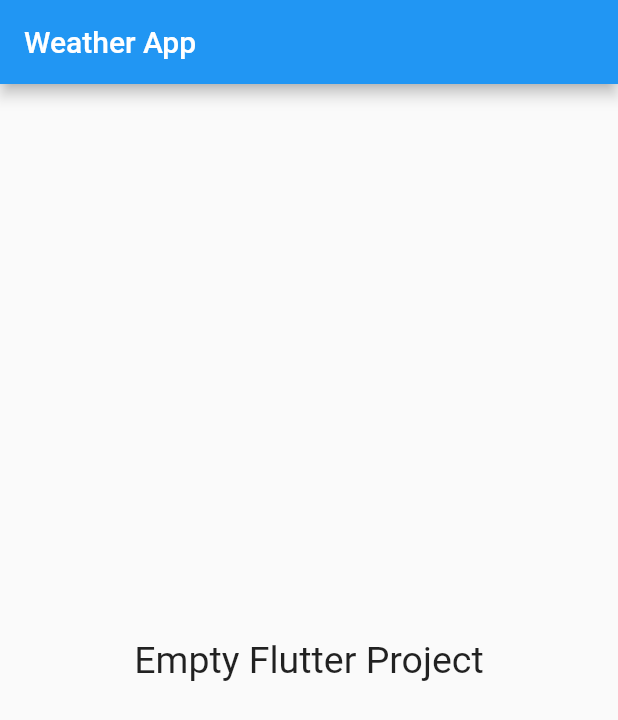
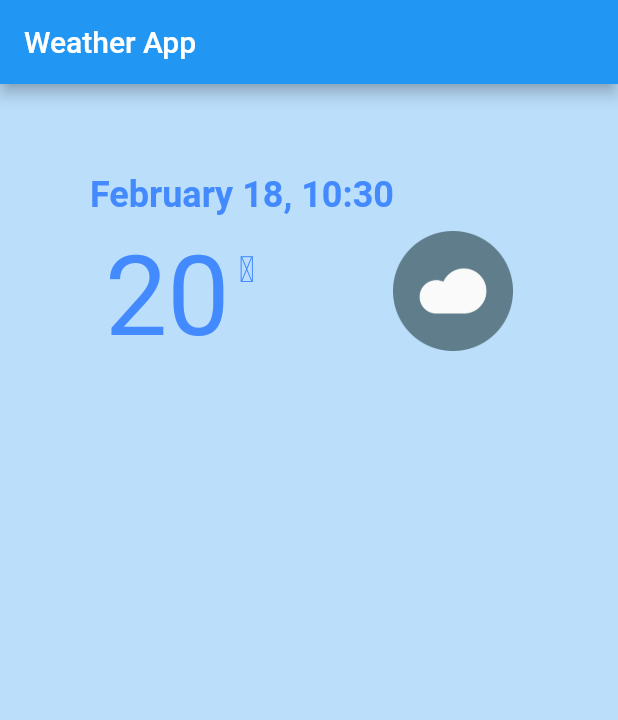
Before and after one commit to maxgdev/weather_app, a Flutter app: the screen it shows after launch, on a phone screen of 412 x 824 dp. Shown: the top 720 px of the screen. Run offline on Flutter 3.47's test engine with Material 2 defaults, Android fonts, the phone set to English and light mode, and no system bars.

Commit message:
Initial mockup of weather app using flutter layout widgets

```diff
--- a/lib/main.dart
+++ b/lib/main.dart
@@ -1,11 +1,11 @@
 import 'package:flutter/material.dart';
+import 'package:intl/intl.dart';
 
 void main() {
   runApp(MyApp());
 }
 
 class MyApp extends StatelessWidget {
-  // This widget is the root of your application.
   @override
   Widget build(BuildContext context) {
     return MaterialApp(
@@ -29,18 +29,61 @@ class MyHomePage extends StatefulWidget {
 }
 
 class _MyHomePageState extends State<MyHomePage> {
-
   @override
   Widget build(BuildContext context) {
-
     return Scaffold(
-      appBar: AppBar(
-        title: Text(widget.title),
-      ),
-      body: Center(
-        child: Text("Empty Flutter Project",
-        style: TextStyle(fontSize: 25),)
-      )
-    );
+        backgroundColor: Colors.blue[100],
+        appBar: AppBar(
+          title: Text(widget.title),
+        ),
+        body: Container(
+          padding: EdgeInsets.all(60.0),
+          child: Column(
+            crossAxisAlignment: CrossAxisAlignment.start,
+            children: [
+              dateWidget,
+              temperatureWidget
+            ],
+          ),
+        ));
   }
 }
+
+// Widgets - export to seperate file
+Widget dateWidget = Container(
+  child: Text(
+    DateFormat('MMMM d, H:mm').format(DateTime.now()),
+    style: TextStyle(
+        color: Colors.blueAccent, fontWeight: FontWeight.bold, fontSize: 24),
+  ),
+);
+
+Widget temperatureWidget = Container(
+  padding: EdgeInsets.symmetric(vertical: 10, horizontal: 10),
+  child: Row(
+    crossAxisAlignment: CrossAxisAlignment.start,
+    children: [
+      Text('20', // temperature
+      style: TextStyle(fontSize: 74,color: Colors.blueAccent),),
+      // Text('\u2103',style: TextStyle(fontSize: 74,color: Colors.blueAccent)),
+      Expanded(
+            child: Container(
+              padding: EdgeInsets.only(
+                top: 12.0,
+              ),
+              margin: EdgeInsets.only(
+                left: 6.0,
+              ),
+              child: Text(
+                '\u2103', // celsius unicode
+                style: TextStyle(
+                  fontSize: 24.0,
+                  color: Colors.blueAccent
+                ),
+              ),
+            ),
+          ),
+      Image.asset('images/cloudy.png', width: 80, height: 80, fit: BoxFit.cover,)
+    ],
+  ),
+);
```
Also changed, not shown: pubspec.yaml (+4 -4 lines), images/cloudy.png (added), lib/weather.dart (added), pubspec.lock, 1 other file.
